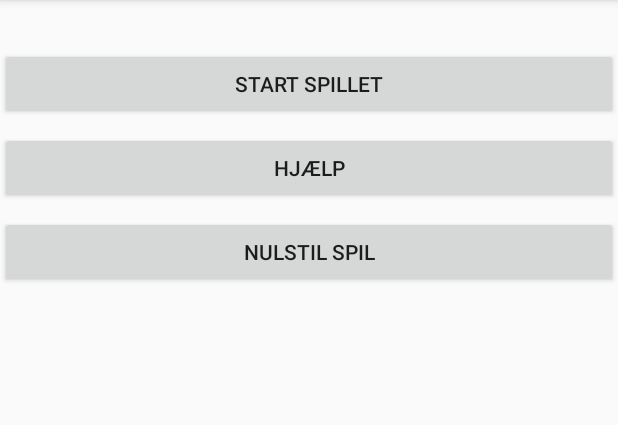
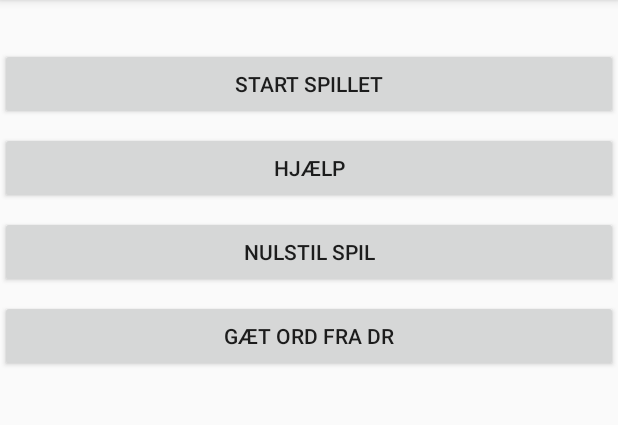
Before and after one commit to ande987a/Galgeleg, an Android app: the screen it shows after launch (StartMenu_act), after a tap on "NULSTIL SPIL", on a phone screen of 412 x 824 dp, the part 84-509 px from its top. Run offline under Robolectric (Android 15) with nearby library versions, the phone set to English and light mode, and no system bars.

Commit message:
You can now get the words from DR.

```diff
--- a/app/src/main/AndroidManifest.xml
+++ b/app/src/main/AndroidManifest.xml
@@ -1,6 +1,9 @@
 <?xml version="1.0" encoding="utf-8"?>
 <manifest xmlns:android="http://schemas.android.com/apk/res/android"
     package="com.example.galgeleg">
+
+    <uses-permission android:name="android.permission.INTERNET" />
+    <uses-permission android:name="android.permission.ACCESS_NETWORK_STATE" />
 
     <application
         android:allowBackup="true"
--- a/app/src/main/java/com/example/galgeleg/Game_act.java
+++ b/app/src/main/java/com/example/galgeleg/Game_act.java
@@ -39,7 +39,6 @@ public class Game_act extends AppCompatActivity implements View.OnClickListener
         dialog.setCancelable(false);
 
         updateScreen();
-
     }
 
     @Override
@@ -63,7 +62,7 @@ public class Game_act extends AppCompatActivity implements View.OnClickListener
 
         if (logik.erSpilletVundet()){
             dialog.setTitle("Du vandt!");
-            dialog.setMessage("Du gættede ordet: "+logik.getOrdet());
+            dialog.setMessage("Du gættede ordet: "+logik.getOrdet()+" efter "+logik.getBrugteBogstaver().size()+" forsøg");
             dialog.setPositiveButton("Nyt spil", new AlertDialog.OnClickListener() {
                 public void onClick(DialogInterface arg0, int arg1) {
                     logik.nulstil();
@@ -108,11 +107,6 @@ public class Game_act extends AppCompatActivity implements View.OnClickListener
                 dialog.show();
 
                 break;
-
         }
-
-    }
-    public void reset(){
-        logik.nulstil();
     }
 }
--- a/app/src/main/java/com/example/galgeleg/StartMenu_act.java
+++ b/app/src/main/java/com/example/galgeleg/StartMenu_act.java
@@ -3,16 +3,16 @@ package com.example.galgeleg;
 import androidx.appcompat.app.AppCompatActivity;
 
 import android.content.Intent;
+import android.os.AsyncTask;
 import android.os.Bundle;
+import android.os.Handler;
 import android.view.View;
 import android.widget.Button;
 import android.widget.Toast;
 
 public class StartMenu_act extends AppCompatActivity implements View.OnClickListener {
-    private Button playButton, helpButton, resetButton;
-    private Game_act game = new Game_act();
-
-
+    private Button playButton, helpButton, resetButton, drButton;
+    private MyAsyncTask at = new MyAsyncTask();
 
     @Override
     protected void onCreate(Bundle savedInstanceState) {
@@ -22,10 +22,12 @@ public class StartMenu_act extends AppCompatActivity implements View.OnClickList
         playButton =findViewById(R.id.startGame);
         helpButton =findViewById(R.id.help);
         resetButton =findViewById(R.id.reset);
+        drButton =findViewById(R.id.DR);
 
         playButton.setOnClickListener(this);
         helpButton.setOnClickListener(this);
         resetButton.setOnClickListener(this);
+        drButton.setOnClickListener(this);
     }
 
     public void onClick(View v) {
@@ -41,11 +43,38 @@ public class StartMenu_act extends AppCompatActivity implements View.OnClickList
         }
 
         if (v==resetButton){
-            game.reset();
+            Game_act.logik.nulstil();
             Toast t = Toast.makeText(StartMenu_act.this, "Spillet blev nulstillet!", Toast.LENGTH_SHORT);
             t.setGravity(200,0, 20);
             t.show();
+        }
+        if (v==drButton) {
+            playButton.setClickable(false);
+            playButton.setText("Henter ord fra DR...");
+            new Handler().postDelayed(new Runnable() {
+                public void run()
+                {
+                    playButton.setClickable(true);
+                    playButton.setText("Start spillet");
+                }
+                }, 2000    //Could also just stop runnable when MyAsyncTask finishes by returning something in an onPostExecute() and constantly check for it in the runnable.
+            );
+            at.execute();
+            //drButton.setText("");
+            drButton.setVisibility(View.GONE);
+        }
+    }
 
+    private static class MyAsyncTask extends AsyncTask<Void,Void,String> {
+
+        @Override
+        protected String doInBackground(Void... params) {
+            try {
+                Game_act.logik.hentOrdFraDr();
+            }catch (Exception e){
+                e.printStackTrace();
+            }
+            return "Done";
         }
     }
 }
--- a/app/src/main/res/layout/activity_start_menu_akt.xml
+++ b/app/src/main/res/layout/activity_start_menu_akt.xml
@@ -37,4 +37,14 @@
         app:layout_constraintStart_toStartOf="parent"
         app:layout_constraintTop_toBottomOf="@+id/startGame" />
 
+    <Button
+        android:id="@+id/DR"
+        android:layout_width="0dp"
+        android:layout_height="48dp"
+        android:layout_marginTop="8dp"
+        android:text="Gæt ord fra DR"
+        app:layout_constraintEnd_toEndOf="parent"
+        app:layout_constraintStart_toStartOf="parent"
+        app:layout_constraintTop_toBottomOf="@+id/reset" />
+
 </androidx.constraintlayout.widget.ConstraintLayout>
```
